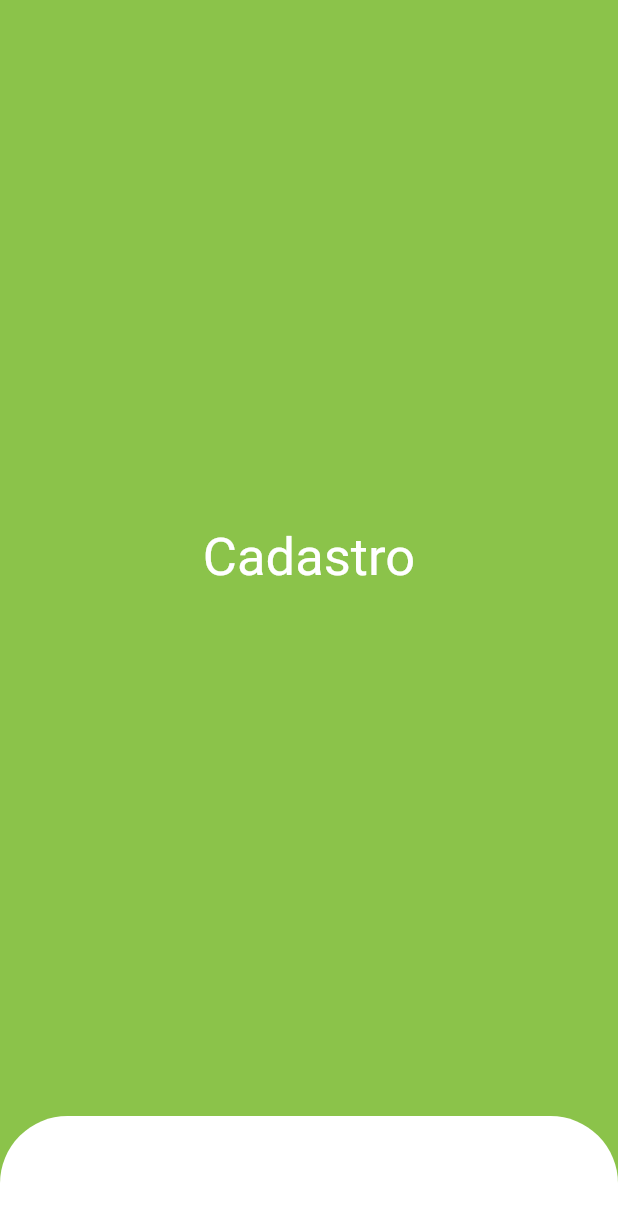
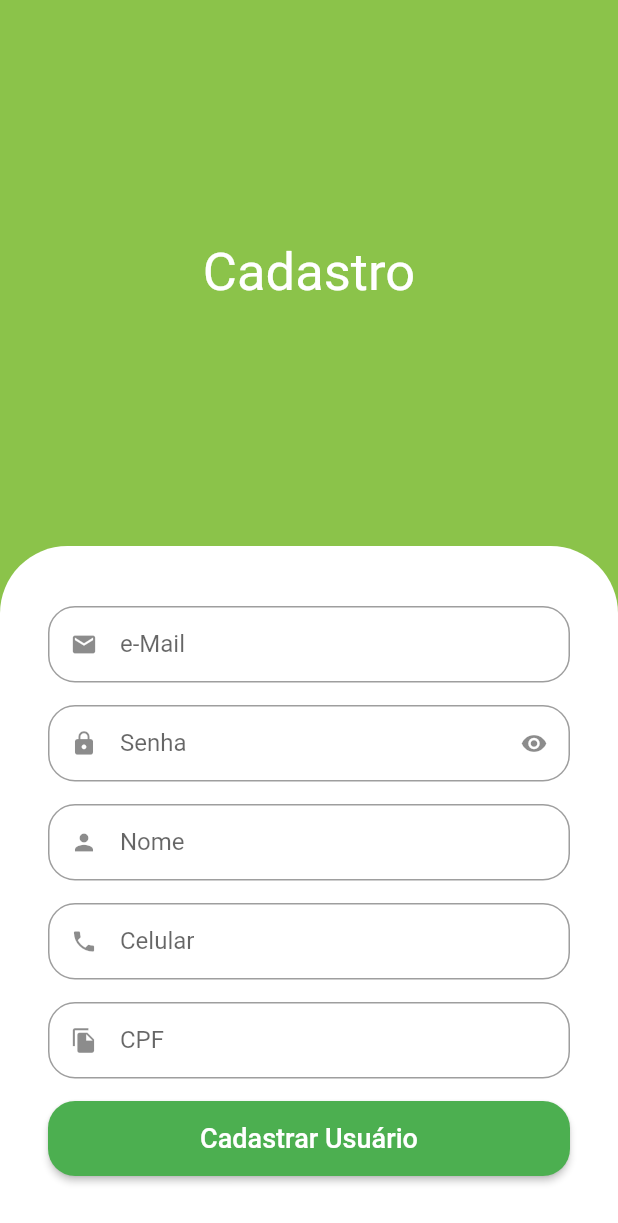
Before and after one commit to manfriny/greengrocer, a Flutter app: the SignUpScreen screen opened directly, on a phone screen of 412 x 824 dp. Shown: the top 1223 px of the screen. Run offline on Flutter 3.47's test engine with Material 2 defaults, Android fonts, the phone set to English and light mode, and no system bars; our stand-ins replace animated_text_kit.

Commit message:
Aula14 Finalizada

```diff
--- a/lib/src/auth/sign_up_screen.dart
+++ b/lib/src/auth/sign_up_screen.dart
@@ -1,4 +1,5 @@
 import 'package:flutter/material.dart';
+import 'package:greengrocer/src/auth/components/custom_text_field.dart';
 import 'package:greengrocer/src/config/custom_colors.dart';
 
 class SignUpScreen extends StatelessWidget {
@@ -6,9 +7,15 @@ class SignUpScreen extends StatelessWidget {
 
   @override
   Widget build(BuildContext context) {
+    final size = MediaQuery.of(context).size;
+
     return Scaffold(
       backgroundColor: CustomColors.customSwatchColor,
-      body: Column(
+      body: SingleChildScrollView(
+        child: SizedBox(
+          height: size.height,
+          width: size.width,
+          child: Column(
             children: [
               const Expanded(
                 child: Center(
@@ -34,8 +41,53 @@ class SignUpScreen extends StatelessWidget {
                     top: Radius.circular(45),
                   ),
                 ),
+                child: Column(
+                  crossAxisAlignment: CrossAxisAlignment.stretch,
+                  children: [
+                    const CustomTextField(
+                      icon: Icons.email,
+                      label: 'e-Mail',
+                    ),
+                    const CustomTextField(
+                      icon: Icons.lock,
+                      label: 'Senha',
+                      isSecret: true,
+                    ),
+                    const CustomTextField(
+                      icon: Icons.person,
+                      label: 'Nome',
+                    ),
+                    const CustomTextField(
+                      icon: Icons.phone,
+                      label: 'Celular',
+                    ),
+                    const CustomTextField(
+                      icon: Icons.file_copy,
+                      label: 'CPF',
+                    ),
+                    SizedBox(
+                      height: 50,
+                      child: ElevatedButton(
+                        style: ElevatedButton.styleFrom(
+                          shape: RoundedRectangleBorder(
+                            borderRadius: BorderRadius.circular(18),
+                          ),
+                        ),
+                        onPressed: () {},
+                        child: const Text(
+                          'Cadastrar Usuário',
+                          style: TextStyle(
+                            fontSize: 18,
+                          ),
+                        ),
+                      ),
                     ),
                   ],
+                ),
+              ),
+            ],
+          ),
+        ),
       ),
     );
   }
```
Lines whose indentation alone changed are shown as unchanged.
